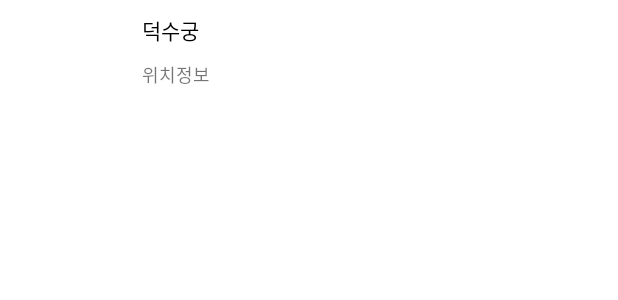
After one commit to mym0404/Pick-Place-Android, an Android app: the layout item_course_create.xml on its own in the app's theme, with its tools: preview values and no code run, on a phone screen of 412 x 824 dp. The commit adds this screen. Shown: the top 300 px of the screen. Run offline under Robolectric (Android 15) with nearby library versions, the phone set to English and light mode, and no system bars.

Commit message:
Course Create Screen Updating

```diff
--- a/app/src/main/AndroidManifest.xml
+++ b/app/src/main/AndroidManifest.xml
@@ -59,6 +59,8 @@
 
         <activity
             android:name=".ui.course.simple_intro.CourseSimpleIntroActivity"/>
+
+        <activity android:name=".ui.course.create.CourseCreateActivity" android:exported="true"/>
     </application>
 
 </manifest>
--- a/app/src/main/kotlin/korea/seoul/pickple/application/PickPleApplication.kt
+++ b/app/src/main/kotlin/korea/seoul/pickple/application/PickPleApplication.kt
@@ -7,6 +7,7 @@ import korea.seoul.pickple.common.util.MapUtil
 import korea.seoul.pickple.common.util.PermissionDexterUtil
 import korea.seoul.pickple.data.api.DirectionsAPI
 import korea.seoul.pickple.data.repository.*
+import korea.seoul.pickple.ui.course.create.CourseCreateViewModel
 import korea.seoul.pickple.ui.course.map.MapViewModel
 import org.koin.android.ext.koin.androidContext
 import org.koin.android.ext.koin.androidLogger
@@ -72,6 +73,7 @@ class PickPleApplication : Application() {
 
     private val viewModelModule = module {
         viewModel { (courseId: Int) -> MapViewModel(get(), courseId) }
+        viewModel { CourseCreateViewModel() }
     }
 
 
--- /dev/null
+++ b/app/src/main/res/layout/item_course_create.xml
@@ -0,0 +1,68 @@
+<?xml version="1.0" encoding="utf-8"?>
+
+<layout xmlns:app="http://schemas.android.com/apk/res-auto"
+    xmlns:android="http://schemas.android.com/apk/res/android"
+    xmlns:tools="http://schemas.android.com/tools"
+    >
+
+    <data>
+        <variable
+            name="item"
+            type="korea.seoul.pickple.data.entity.Place" />
+
+    </data>
+
+    <androidx.constraintlayout.widget.ConstraintLayout
+        android:layout_width="match_parent"
+        android:layout_height="68dp">
+
+
+        <androidx.constraintlayout.widget.Guideline
+            android:id="@+id/guidelines"
+            android:layout_width="wrap_content"
+            android:layout_height="wrap_content"
+            android:orientation="vertical"
+            app:layout_constraintGuide_percent="0.23" />
+
+        <TextView
+            android:singleLine="true"
+            android:maxLines="1"
+            android:lines="1"
+            android:ellipsize="end"
+
+            android:layout_marginRight="16dp"
+            app:layout_constraintRight_toRightOf="parent"
+            android:textColor="@color/colorBlack"
+            android:textSize="14sp"
+            android:id="@+id/textView3"
+            android:layout_width="0dp"
+            android:layout_height="wrap_content"
+            android:text="@{item.name}"
+            app:layout_constraintBottom_toTopOf="@+id/textView2"
+            app:layout_constraintLeft_toRightOf="@id/guidelines"
+            app:layout_constraintTop_toTopOf="parent"
+            tools:text="덕수궁" />
+
+        <TextView
+            android:singleLine="true"
+            android:maxLines="1"
+            android:lines="1"
+            android:ellipsize="end"
+
+
+            android:layout_marginRight="16dp"
+            app:layout_constraintRight_toRightOf="parent"
+            android:textSize="12sp"
+            android:id="@+id/textView2"
+            android:layout_width="0dp"
+            android:layout_height="wrap_content"
+            android:text="@{item.location.toString()}"
+            app:layout_constraintBottom_toBottomOf="parent"
+            app:layout_constraintLeft_toRightOf="@id/guidelines"
+            app:layout_constraintTop_toBottomOf="@+id/textView3"
+            tools:text="위치정보" />
+
+
+    </androidx.constraintlayout.widget.ConstraintLayout>
+
+</layout>
--- a/app/src/main/res/values/colors.xml
+++ b/app/src/main/res/values/colors.xml
@@ -3,4 +3,8 @@
     <color name="colorPrimary">#404040</color>
     <color name="colorPrimaryDark">#000000</color>
     <color name="colorAccent">#b5e64c</color>
+
+    <color name="colorBlack">#000</color>
+    <color name="colorWhite">#fff</color>
+    <color name="colorTransparent">#0000</color>
 </resources>
```
Also changed, not shown: app/src/main/kotlin/korea/seoul/pickple/common/widget/CubicBezierInterpolator.kt (added, +70 -0 lines), app/src/main/kotlin/korea/seoul/pickple/ui/course/create/CourseCreateActivity.kt (added, +53 -0 lines), app/src/main/kotlin/korea/seoul/pickple/ui/course/create/CourseCreateAdapter.kt (added, +41 -0 lines), app/src/main/kotlin/korea/seoul/pickple/ui/course/create/CourseCreateViewModel.kt (added, +103 -0 lines), app/src/main/kotlin/korea/seoul/pickple/ui/course/map/MapActivity.kt (+6 -22 lines), app/src/main/kotlin/korea/seoul/pickple/view/PickpleMapFragment.kt (+23 -5 lines), app/src/main/res/layout/activity_course_create.xml (added, +163 -0 lines), app/src/main/res/drawable-hdpi/btn_up_44.png (added), app/src/main/res/drawable-mdpi/btn_up_44.png (added), app/src/main/res/drawable-xhdpi/btn_up_44.png (added), app/src/main/res/drawable-xxhdpi/btn_up_44.png (added), app/src/main/res/drawable-xxxhdpi/btn_up_44.png (added).
